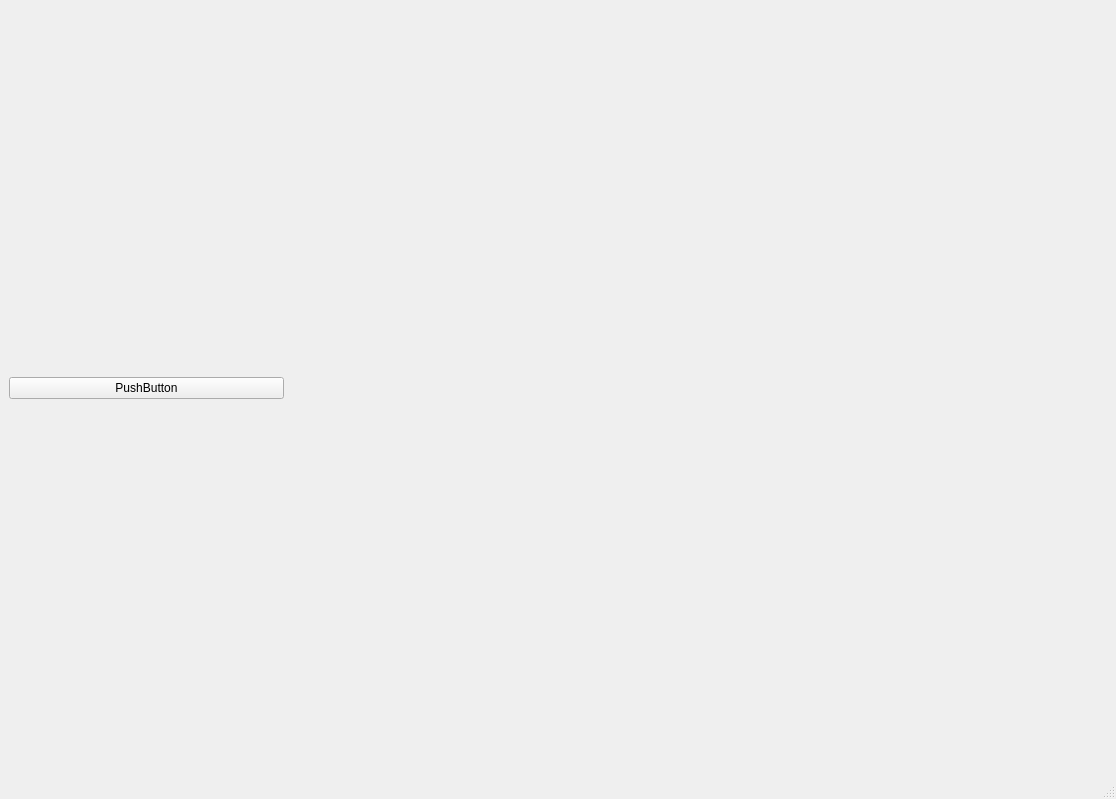
SwitcherForGames/switcher, file res/layout/main_window.ui: the form before one commit.
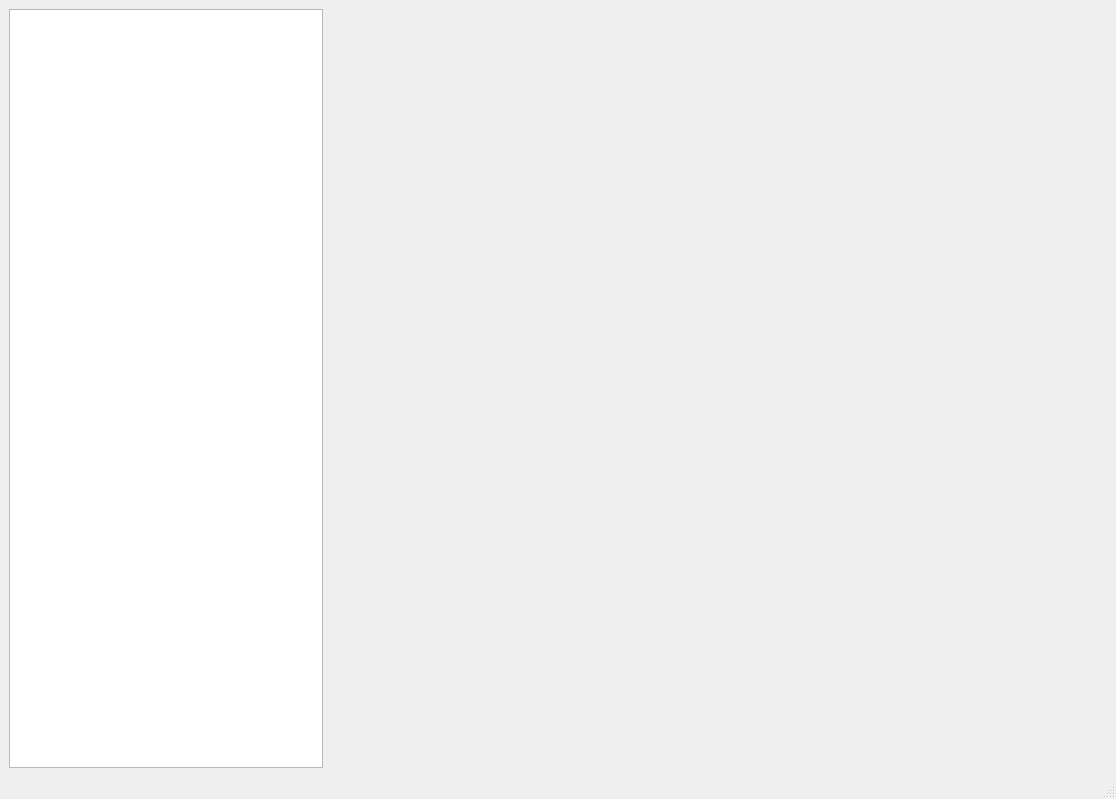
The form after the commit.

Commit message: Before switching from QListWidget to vertical layout

Patch:
```diff
--- a/res/layout/main_window.ui
+++ b/res/layout/main_window.ui
@@ -16,15 +16,11 @@
   <widget class="QWidget" name="centralwidget">
    <layout class="QHBoxLayout" name="horizontalLayout_2">
     <item>
-     <layout class="QHBoxLayout" name="horizontalLayout_3" stretch="1,3">
+     <layout class="QHBoxLayout" name="horizontalLayout_3" stretch="2,5">
       <item>
-       <layout class="QGridLayout" name="left">
-        <item row="0" column="0">
-         <widget class="QPushButton" name="pushButton">
-          <property name="text">
-           <string>PushButton</string>
-          </property>
-         </widget>
+       <layout class="QVBoxLayout" name="left">
+        <item>
+         <widget class="QListWidget" name="listwidget_plugins"/>
         </item>
        </layout>
       </item>
```
The commit also changes 8 other files.
